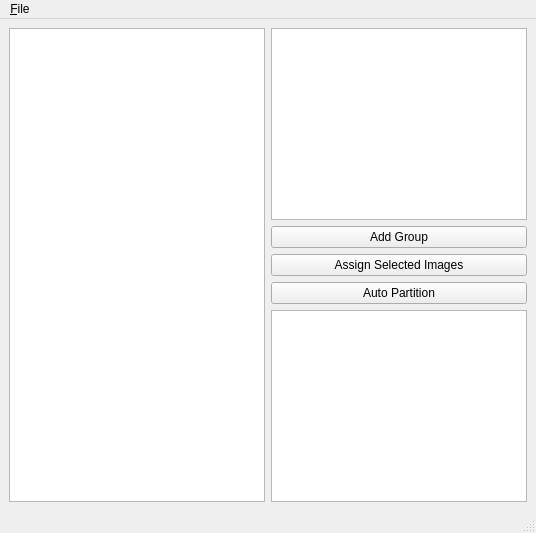
Before: the Qt Designer form src/image_partition/ui/main_window.ui in drustan-hawk/glowing-octo-robot, drawn with Qt 5.
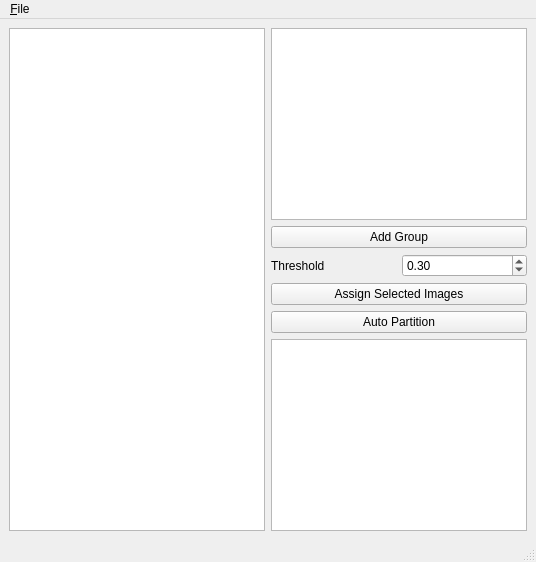
After: the same form once the commit is applied.

Commit message: feat: color-coded groups and thresholds

```diff
--- a/src/image_partition/ui/main_window.ui
+++ b/src/image_partition/ui/main_window.ui
@@ -39,6 +39,33 @@
           </property>
          </widget>
         </item>
+        <item>
+         <layout class="QHBoxLayout" name="thresholdLayout">
+          <item>
+           <widget class="QLabel" name="thresholdLabel">
+            <property name="text">
+             <string>Threshold</string>
+            </property>
+           </widget>
+          </item>
+          <item>
+           <widget class="QDoubleSpinBox" name="thresholdSpinBox">
+            <property name="decimals">
+             <number>2</number>
+            </property>
+            <property name="maximum">
+             <double>1.0</double>
+            </property>
+            <property name="singleStep">
+             <double>0.05</double>
+            </property>
+            <property name="value">
+             <double>0.3</double>
+            </property>
+           </widget>
+          </item>
+         </layout>
+        </item>
         <item>
          <widget class="QPushButton" name="assignButton">
           <property name="text">
```
Left out of the diff: 2 changed lines with no effect on the pictures. The commit also changes 5 other files.
